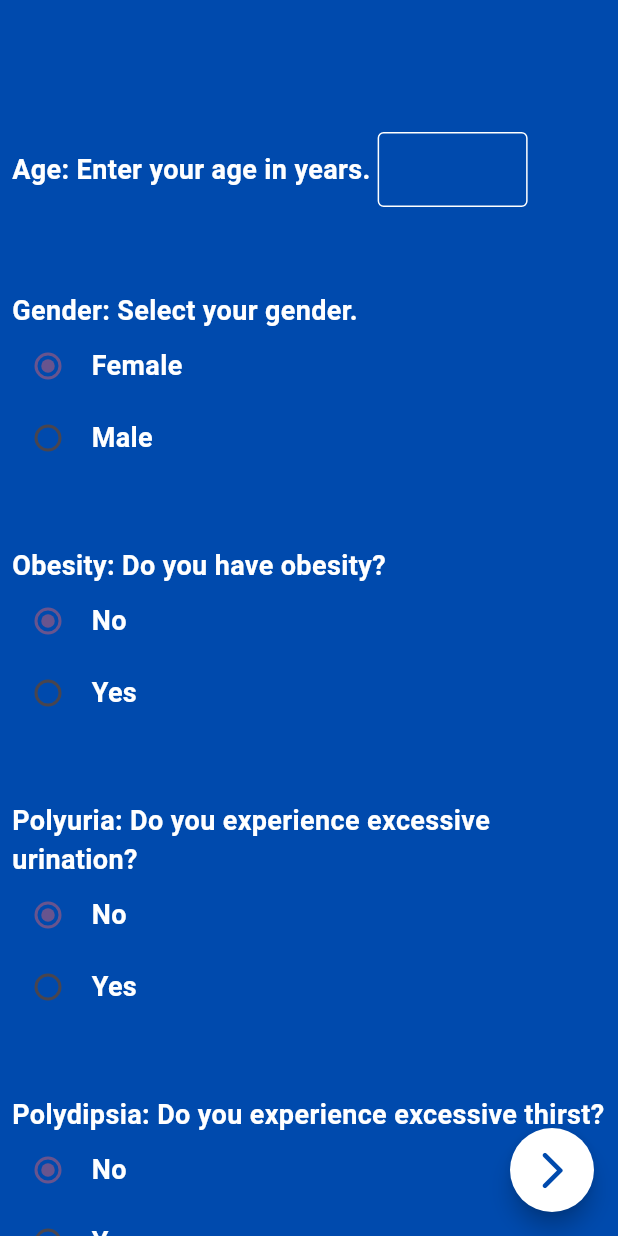
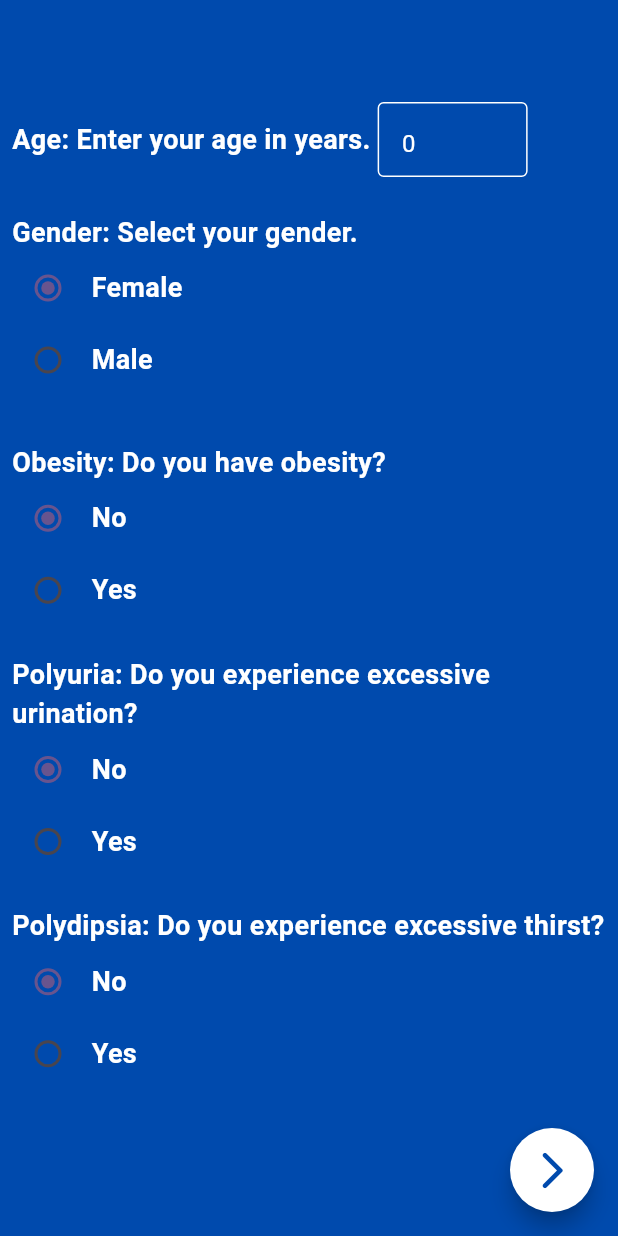
Before and after one commit to sgsm74/diaease, a Flutter app: the Questions screen opened by its route, on a phone screen of 412 x 824 dp. Run offline on Flutter 3.47's test engine with Material 3 defaults, Android fonts, the phone set to English and light mode, and no system bars; our stand-ins replace flutter_bloc, google_fonts; missing offline and left inert: sklite.

Commit message:
chore: finalize

```diff
--- a/lib/diabease/presentation/bloc/diabease_event.dart
+++ b/lib/diabease/presentation/bloc/diabease_event.dart
@@ -2,3 +2,12 @@ part of 'diabease_bloc.dart';
 
 @immutable
 sealed class DiabeaseEvent {}
+
+final class AnalyzeEvent extends DiabeaseEvent {
+  AnalyzeEvent({
+    required this.data,
+    required this.randomForestClassifier,
+  });
+  final List<double> data;
+  final RandomForestClassifier randomForestClassifier;
+}
--- a/lib/diabease/presentation/bloc/diabease_state.dart
+++ b/lib/diabease/presentation/bloc/diabease_state.dart
@@ -4,3 +4,17 @@ part of 'diabease_bloc.dart';
 sealed class DiabeaseState {}
 
 final class DiabeaseInitial extends DiabeaseState {}
+
+final class DiabeaseLoadingState extends DiabeaseState {}
+
+final class DiabeaseSuccessState extends DiabeaseState {
+  DiabeaseSuccessState({required this.result});
+
+  final int result;
+}
+
+final class DiabeaseErrorState extends DiabeaseState {
+  DiabeaseErrorState({required this.message});
+
+  final String message;
+}
--- a/lib/diabease/presentation/pages/questions.dart
+++ b/lib/diabease/presentation/pages/questions.dart
@@ -1,7 +1,11 @@
-import 'package:flutter/cupertino.dart';
+import 'dart:convert';
+
+import 'package:diabease/diabease/presentation/bloc/diabease_bloc.dart';
 import 'package:flutter/material.dart';
-import 'package:flutter/widgets.dart';
+import 'package:flutter_bloc/flutter_bloc.dart';
 import 'package:google_fonts/google_fonts.dart';
+import 'package:sklite/ensemble/forest.dart';
+import 'package:sklite/utils/io.dart';
 
 class Questions extends StatefulWidget {
   const Questions({super.key});
@@ -11,7 +15,7 @@ class Questions extends StatefulWidget {
 }
 
 class _QuestionsState extends State<Questions> {
-  final ageTextController = TextEditingController();
+  final ageTextController = TextEditingController(text: '0');
   bool isMale = false;
   int obesity = 0,
       polyuria = 0,
@@ -47,6 +51,20 @@ class _QuestionsState extends State<Questions> {
 
   int currentPageIndex = 0;
 
+  late RandomForestClassifier randomForestClassifier;
+
+  @override
+  void initState() {
+    declare();
+    super.initState();
+  }
+
+  void declare() async {
+    var params6 = await loadModel("assets/my_model.json");
+    randomForestClassifier =
+        RandomForestClassifier.fromMap(json.decode(params6));
+  }
+
   @override
   Widget build(BuildContext context) {
     return Scaffold(
@@ -55,7 +73,20 @@ class _QuestionsState extends State<Questions> {
         leading: const SizedBox(),
       ),
       backgroundColor: const Color(0xFF004aad),
-      body: Column(
+      body: BlocProvider(
+        create: (context) => DiabeaseBloc(),
+        child: BlocConsumer<DiabeaseBloc, DiabeaseState>(
+          listener: (context, state) {
+            if (state is DiabeaseSuccessState) {
+              if (state.result == 0) {
+                Navigator.pushNamed(context, '/no-diabetes');
+              } else {
+                Navigator.pushNamed(context, '/has-diabetes');
+              }
+            }
+          },
+          builder: (context, state) {
+            return Column(
               children: [
                 Expanded(
                   child: PageView(
@@ -71,7 +102,7 @@ class _QuestionsState extends State<Questions> {
                         children: [
                           Padding(
                             padding: const EdgeInsets.symmetric(
-                          horizontal: 8, vertical: 32),
+                                horizontal: 8, vertical: 12),
                             child: Row(
                               children: [
                                 Text(
@@ -116,7 +147,7 @@ class _QuestionsState extends State<Questions> {
                           ),
                           Padding(
                             padding: const EdgeInsets.symmetric(
-                          horizontal: 8, vertical: 24),
+                                horizontal: 8, vertical: 12),
                             child: Column(
                               crossAxisAlignment: CrossAxisAlignment.start,
                               children: [
@@ -185,6 +216,7 @@ class _QuestionsState extends State<Questions> {
                               ],
                             ),
                           ),
+                          Spacer(),
                           //obesity
                           Question(
                             title: questions[0],
@@ -195,6 +227,7 @@ class _QuestionsState extends State<Questions> {
                               });
                             },
                           ),
+                          Spacer(),
                           //polyuria
                           Question(
                             title: questions[1],
@@ -205,6 +238,7 @@ class _QuestionsState extends State<Questions> {
                               });
                             },
                           ),
+                          Spacer(),
                           //polydipsia
                           Question(
                             title: questions[2],
@@ -214,7 +248,10 @@ class _QuestionsState extends State<Questions> {
                                 polydipsia = value;
                               });
                             },
-                    )
+                          ),
+                          Spacer(
+                            flex: 5,
+                          ),
                         ],
                       ),
                       Column(
@@ -230,6 +267,7 @@ class _QuestionsState extends State<Questions> {
                               });
                             },
                           ),
+                          Spacer(),
                           //weakness
                           Question(
                             title: questions[4],
@@ -240,6 +278,7 @@ class _QuestionsState extends State<Questions> {
                               });
                             },
                           ),
+                          Spacer(),
                           //polyphagia
                           Question(
                             title: questions[5],
@@ -250,6 +289,7 @@ class _QuestionsState extends State<Questions> {
                               });
                             },
                           ),
+                          Spacer(),
                           //genital thrush
                           Question(
                             title: questions[6],
@@ -259,7 +299,10 @@ class _QuestionsState extends State<Questions> {
                                 genitalThrush = value;
                               });
                             },
-                    )
+                          ),
+                          Spacer(
+                            flex: 5,
+                          ),
                         ],
                       ),
                       Column(
@@ -275,6 +318,7 @@ class _QuestionsState extends State<Questions> {
                               });
                             },
                           ),
+                          Spacer(),
                           //itching
                           Question(
                             title: questions[8],
@@ -285,6 +329,7 @@ class _QuestionsState extends State<Questions> {
                               });
                             },
                           ),
+                          Spacer(),
                           //irritability
                           Question(
                             title: questions[9],
@@ -295,6 +340,7 @@ class _QuestionsState extends State<Questions> {
                               });
                             },
                           ),
+                          Spacer(),
                           //delayed healing
                           Question(
                             title: questions[10],
@@ -304,7 +350,10 @@ class _QuestionsState extends State<Questions> {
                                 delayedHealing = value;
                               });
                             },
-                    )
+                          ),
+                          Spacer(
+                            flex: 5,
+                          ),
                         ],
                       ),
                       Column(
@@ -320,6 +369,7 @@ class _QuestionsState extends State<Questions> {
                               });
                             },
                           ),
+                          Spacer(),
                           //muscle stiffness
                           Question(
                             title: questions[12],
@@ -330,6 +380,7 @@ class _QuestionsState extends State<Questions> {
                               });
                             },
                           ),
+                          Spacer(),
                           //alopecia
                           Question(
                             title: questions[13],
@@ -340,8 +391,34 @@ class _QuestionsState extends State<Questions> {
                               });
                             },
                           ),
+                          Spacer(),
                           InkWell(
-                      onTap: () {},
+                            onTap: () {
+                              BlocProvider.of<DiabeaseBloc>(context).add(
+                                AnalyzeEvent(
+                                  data: [
+                                    double.parse(ageTextController.text),
+                                    isMale ? 1 : 0,
+                                    obesity.toDouble(),
+                                    polyuria.toDouble(),
+                                    polydipsia.toDouble(),
+                                    suddenWeightLoss.toDouble(),
+                                    weakness.toDouble(),
+                                    polyphagia.toDouble(),
+                                    genitalThrush.toDouble(),
+                                    visualBlurring.toDouble(),
+                                    itching.toDouble(),
+                                    irritability.toDouble(),
+                                    delayedHealing.toDouble(),
+                                    partialParesis.toDouble(),
+                                    muscleStiffness.toDouble(),
+                                    alopecia.toDouble()
+                                  ],
+                                  randomForestClassifier:
+                                      randomForestClassifier,
+                                ),
+                              );
+                            },
                             child: Align(
                               alignment: Alignment.center,
                               child: Image.asset(
@@ -357,6 +434,9 @@ class _QuestionsState extends State<Questions> {
                   ),
                 ),
               ],
+            );
+          },
+        ),
       ),
       floatingActionButton: Visibility(
         visible: currentPageIndex != 3,
@@ -426,7 +506,7 @@ class _QuestionState extends State<Question> {
   Widget build(BuildContext context) {
     return Container(
       margin: const EdgeInsets.symmetric(
-        vertical: 24,
+        //vertical: 24,
         horizontal: 8,
       ),
       child: Column(
```
Also changed, not shown: lib/diabease/presentation/bloc/diabease_bloc.dart (+20 -4 lines), lib/main.dart (+1 -31 lines). Lines whose indentation alone changed are shown as unchanged.
